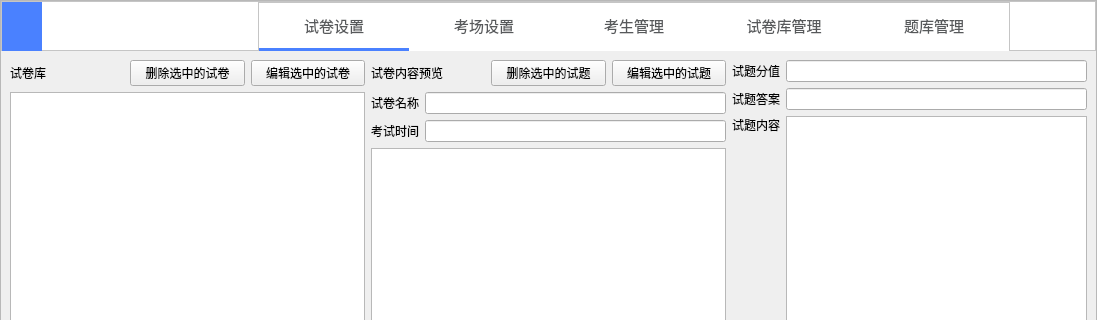
MRcao1001/Ddecode-QT-TCP-customWidget-MVD-MVC-MVVM-, file Server_part/ServerWindow.ui: the form before one commit; both pictures show x 0 to 1097 and y 0 to 320 of the 1097 by 675 pixel window.
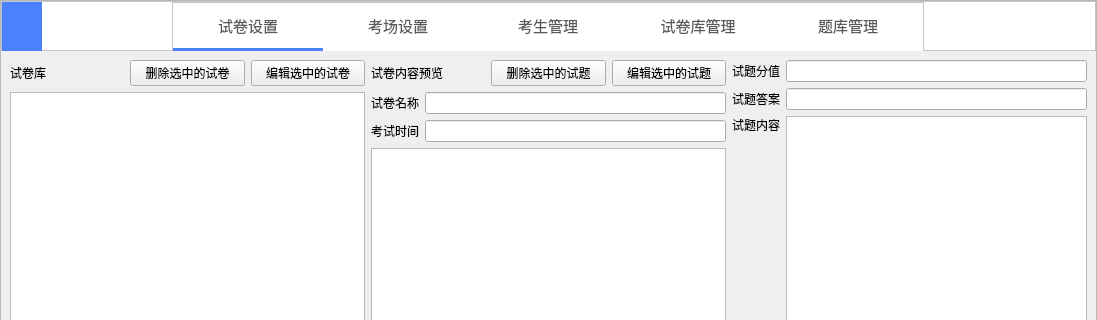
The form after the commit. The open tabs and pages were chosen to show the change. Icons and pictures are not drawn.

What changed in the file:
```diff
--- a/Server_part/ServerWindow.ui
+++ b/Server_part/ServerWindow.ui
@@ -152,19 +152,6 @@
            </property>
           </widget>
          </item>
-         <item>
-          <spacer name="horizontalSpacer">
-           <property name="orientation">
-            <enum>Qt::Horizontal</enum>
-           </property>
-           <property name="sizeHint" stdset="0">
-            <size>
-             <width>40</width>
-             <height>20</height>
-            </size>
-           </property>
-          </spacer>
-         </item>
          <item>
           <widget class="QFrame" name="TopBarButtonFrame">
            <property name="minimumSize">
```
Left out of the diff: 4 changed lines with no effect on the pictures.
